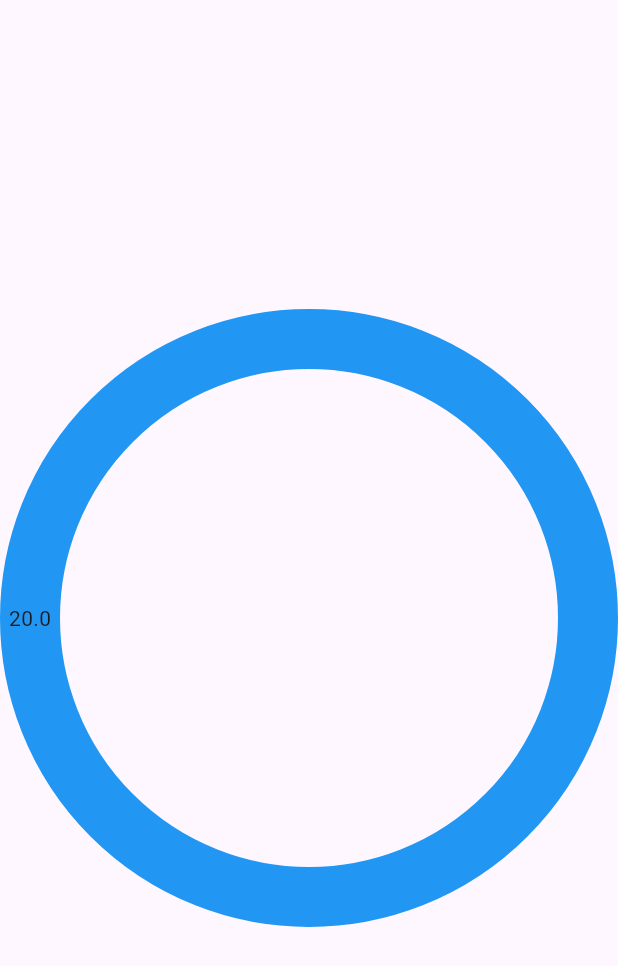
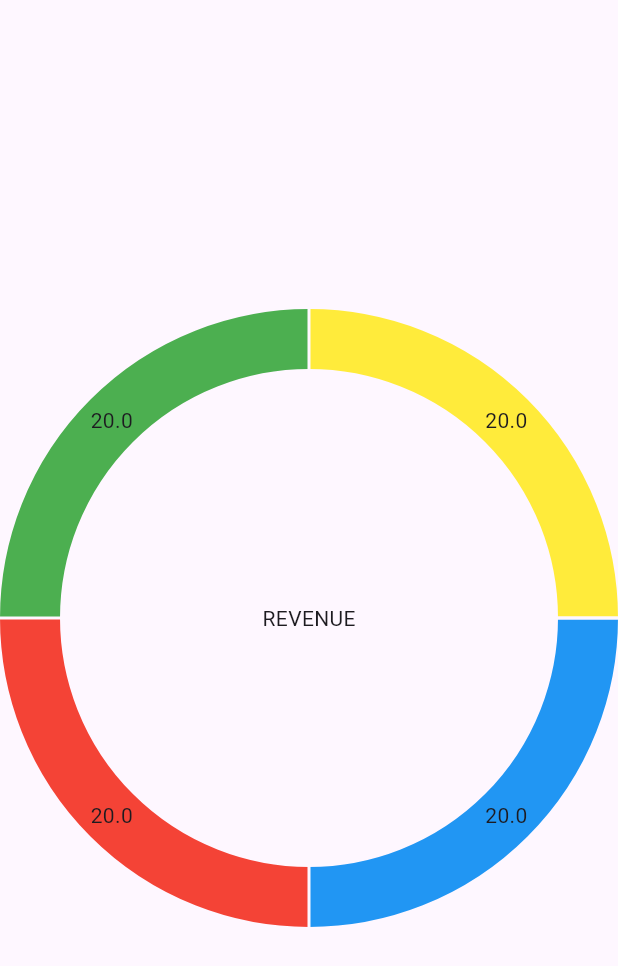
Before and after one commit to seeeewani/Pie_chart, a Flutter app: the screen it shows after launch, on a phone screen of 412 x 824 dp. Shown: the top 966 px of the screen. Run offline on Flutter 3.47's test engine with Material 3 defaults, Android fonts, the phone set to English and light mode, and no system bars; drawn by our look-alikes of fl_chart.

Commit message:
added pie chart page

```diff
--- a/lib/pie_chart.dart
+++ b/lib/pie_chart.dart
@@ -1,3 +1,4 @@
+// pie_chart.dart
 import 'package:fl_chart/fl_chart.dart';
 import 'package:flutter/material.dart';
 
@@ -6,11 +7,41 @@ class MyPieChart extends StatelessWidget {
 
   @override
   Widget build(BuildContext context) {
-    return PieChart(PieChartData(sections: [
-      PieChartSectionData(
-        value: 20,
-        color: Colors.blue,
-      )
-    ]));
+    return Stack(
+      alignment: Alignment.center,
+      children: [
+        // title of pie chart in the center
+        const Text("REVENUE"),
+        // pie chart
+        PieChart(
+            swapAnimationDuration: const Duration(milliseconds: 750),
+            swapAnimationCurve: Curves.easeInOutQuint,
+            PieChartData(sections: [
+              //item 1
+              PieChartSectionData(
+                value: 20,
+                color: Colors.blue,
+              ),
+
+              // item 2
+              PieChartSectionData(
+                value: 20,
+                color: Colors.red,
+              ),
+
+              // item 3
+              PieChartSectionData(
+                value: 20,
+                color: Colors.green,
+              ),
+
+              // item 4
+              PieChartSectionData(
+                value: 20,
+                color: Colors.yellow,
+              )
+            ]))
+      ],
+    );
   }
 }
```
